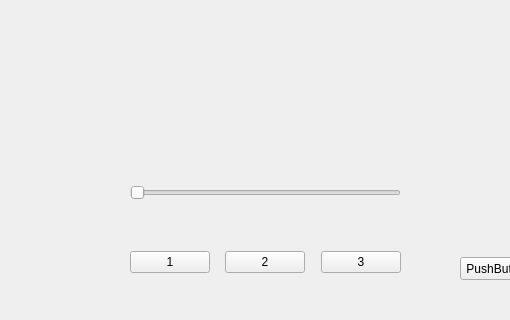
Before: the Qt Designer form qtmusic/mainwidget.ui in jianba/qtmusic, drawn with Qt 5; both pictures show x 0 to 510 and y 163 to 483 of the 690 by 483 pixel window.
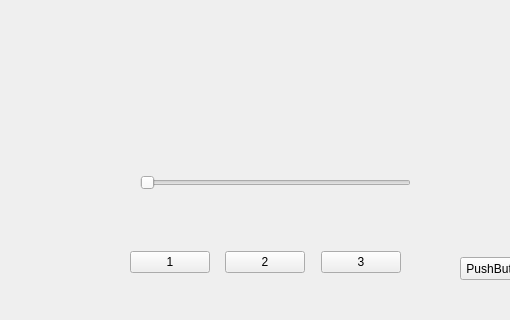
After: the same form once the commit is applied. Custom widgets are drawn as their Qt base class.

The edit to the form file:
```diff
--- a/qtmusic/mainwidget.ui
+++ b/qtmusic/mainwidget.ui
@@ -19,7 +19,7 @@
      <x>150</x>
      <y>30</y>
      <width>371</width>
-     <height>251</height>
+     <height>261</height>
     </rect>
    </property>
    <property name="currentIndex">
@@ -103,8 +103,8 @@
   <widget class="QSlider" name="positionSlider">
    <property name="geometry">
     <rect>
-     <x>130</x>
-     <y>340</y>
+     <x>140</x>
+     <y>330</y>
      <width>271</width>
      <height>31</height>
     </rect>
```
